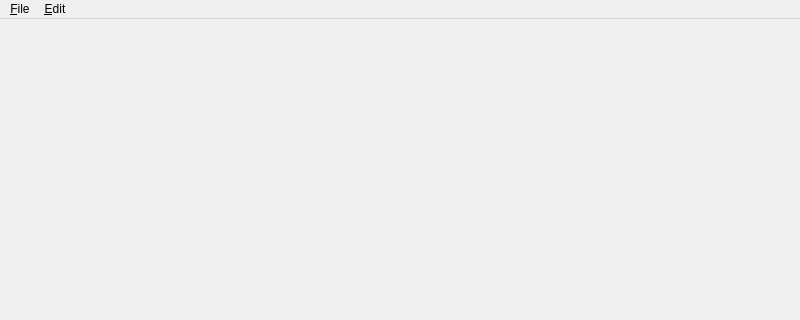
This is src/app/mainwindow.ui in EgonSpengler/LimePipes as Qt 5 draws it before an edit; both pictures show x 0 to 800 and y 0 to 320 of the 800 by 682 pixel window. The edited form follows.
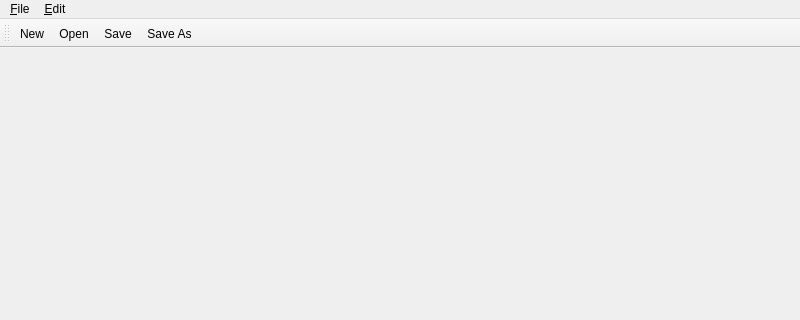
This is the edited form. Icons and pictures are not drawn.

Commit message: added a main toolbar

What changed in the file:
```diff
--- a/src/app/mainwindow.ui
+++ b/src/app/mainwindow.ui
@@ -44,6 +44,21 @@
    <addaction name="fileMenu"/>
    <addaction name="editMenu"/>
   </widget>
+  <widget class="QToolBar" name="mainToolBar">
+   <property name="windowTitle">
+    <string>toolBar</string>
+   </property>
+   <attribute name="toolBarArea">
+    <enum>TopToolBarArea</enum>
+   </attribute>
+   <attribute name="toolBarBreak">
+    <bool>false</bool>
+   </attribute>
+   <addaction name="fileNewAction"/>
+   <addaction name="fileOpenAction"/>
+   <addaction name="fileSaveAction"/>
+   <addaction name="fileSaveAsAction"/>
+  </widget>
   <action name="fileNewAction">
    <property name="text">
     <string>&amp;New</string>
```
Left out of the diff: 23 changed lines with no effect on the pictures. The commit also changes 5 other files.
